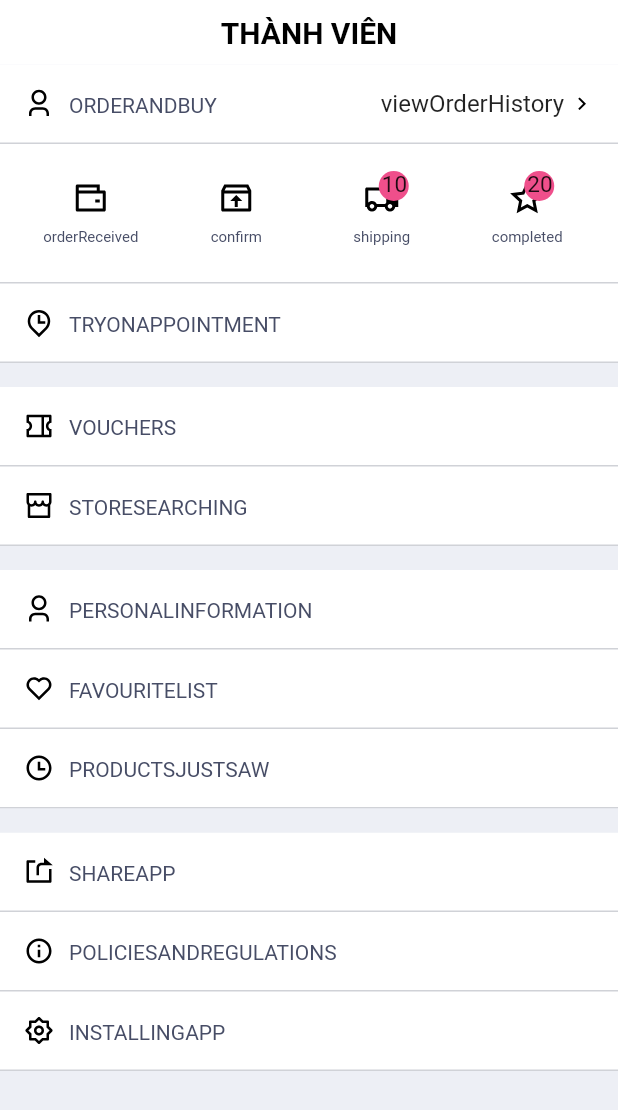
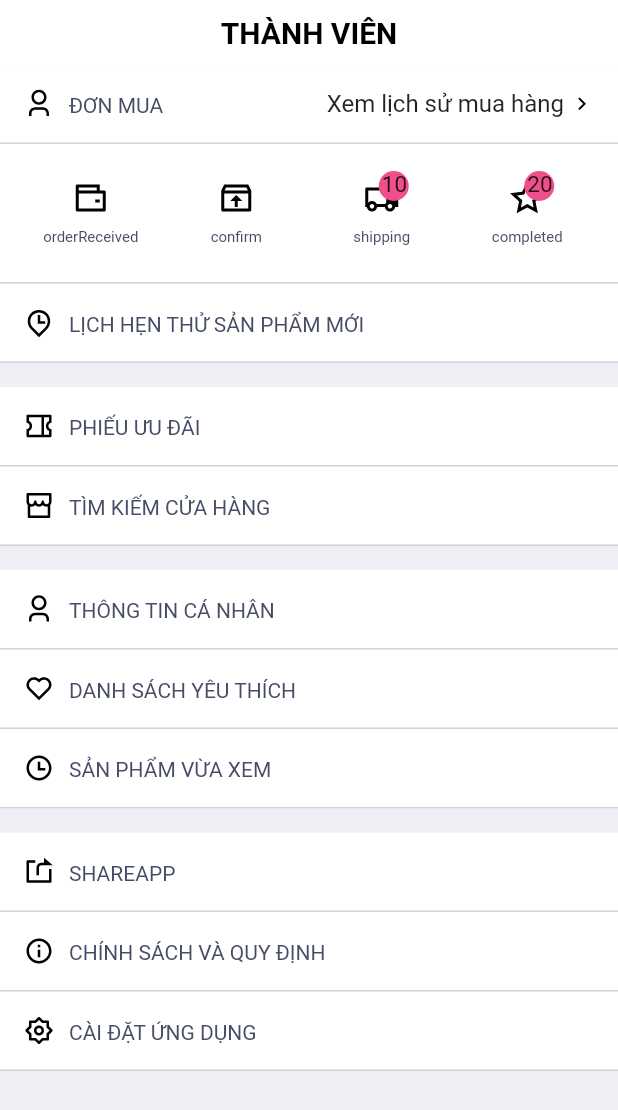
Before and after one commit to tungbnt/m_comestic, a Flutter app: the MemberPage screen opened directly, on a phone screen of 412 x 824 dp. Shown: the top 1110 px of the screen. Run offline on Flutter 3.47's test engine with Material 2 defaults, Android fonts, the phone set to English and light mode, and no system bars; our stand-ins replace bloc, cached_network_image, carousel_slider, equatable, flutter_bloc, flutter_screenutil and 9 more; missing offline and left inert: assorted_layout_widgets; network calls fail; Roboto replaces fonts that are missing (HevelticaNeue); project files that could hold a hidden picture were left out.

```diff
--- a/lib/data/home/banner_home_data.dart
+++ b/lib/data/home/banner_home_data.dart
@@ -2,14 +2,15 @@ import 'package:mcomestic/domain/repositories/home/response/banner_response.dart
 
 class HomeBannerData {
   HomeBannerData._internal();
+
   static final instance = HomeBannerData._internal();
+
   Future<List<Banners>> getStates() async {
-    return banner
-      .map((map) => Banners.fromJson(map))
-      .toList();
+    return banner.map((map) => Banners.fromJson(map)).toList();
   }
-  List<Map<String,dynamic>> banner= [
-   <String,dynamic>{
+
+  List<Map<String, dynamic>> banner = [
+    <String, dynamic>{
       "id": 0,
       "sort_order": 0,
       "sort_order": 0,
@@ -20,15 +21,50 @@ class HomeBannerData {
       "endAt": 'ab',
       "createdAt": 'ab',
       "updatedAt": 'ab',
-      "String":'https://cosmetis.com/en/ecophane-force-volume-tablets-promotional-pack-2x60',
-      "ojb_id": 'https://cosmetis.com/en/ecophane-force-volume-tablets-promotional-pack-2x60',
+      "String":
+          'https://cosmetis.com/en/ecophane-force-volume-tablets-promotional-pack-2x60',
+      "ojb_id": 'https://bigone.vn/uploads/images/cosmetic-la-gi.jpg',
+      //thay vào link này
       "categoryId": 0,
       "objId": 0,
-      "desc": <String,dynamic>{
-
-      },
-
+      "desc": <String, dynamic>{},
+    },
+    <String, dynamic>{
+      "id": 0,
+      "sort_order": 0,
+      "sort_order": 0,
+      "status": 0,
+      "position": 'ab',
+      "type": 'ab',
+      "publish_at": 'ab',
+      "endAt": 'ab',
+      "createdAt": 'ab',
+      "updatedAt": 'ab',
+      "String":
+      'https://bigone.vn/uploads/images/mau-do-cherry-la-mau-gi-son-mau-do-cherry-hop-voi-da-nao.jpg',
+      "ojb_id": 'https://bigone.vn/uploads/images/mau-do-cherry-la-mau-gi-son-mau-do-cherry-hop-voi-da-nao.jpg',
+      //thay vào link này
+      "categoryId": 0,
+      "objId": 0,
+      "desc": <String, dynamic>{},
+    },
+    <String, dynamic>{
+      "id": 2,
+      "sort_order": 0,
+      "sort_order": 0,
+      "status": 0,
+      "position": 'ab',
+      "type": 'ab',
+      "publish_at": 'ab',
+      "endAt": 'ab',
+      "createdAt": 'ab',
+      "updatedAt": 'ab',
+      "String": 'https://bigone.vn/uploads/images/faces-cosmetic.jpg',
+      "ojb_id": 'https://bigone.vn/uploads/images/faces-cosmetic.jpg',
+      //thay vào link này
+      "categoryId": 0,
+      "objId": 0,
+      "desc": <String, dynamic>{},
     }
-
-];
+  ];
 }
--- /dev/null
+++ b/lib/data/home/bst_home_data.dart
@@ -0,0 +1,62 @@
+import 'package:mcomestic/domain/repositories/home/response/banner_response.dart';
+
+class HomeBSTData {
+  HomeBSTData._internal();
+  static final instance = HomeBSTData._internal();
+  Future<List<DataCollections>> getStates() async {
+    return bsts
+        .map((map) => DataCollections.fromJson(map))
+        .toList();
+  }
+  List<Map<String,dynamic>> bsts = [
+    <String,dynamic>{
+      "id": 0,
+      "images": [
+        'https://bigone.vn/uploads/images/body-cosmetic.jpg',
+        'https://bigone.vn/uploads/images/body-cosmetic.jpg',
+        'https://bigone.vn/uploads/images/body-cosmetic.jpg',
+        'https://bigone.vn/uploads/images/body-cosmetic.jpg',
+        'https://bigone.vn/uploads/images/body-cosmetic.jpg',
+      ],//thay vào link này
+      "desc": <String,dynamic>{
+      },
+    },
+    <String,dynamic>{
+      "id": 0,
+      "images": [
+        'https://bigone.vn/uploads/images/faces-cosmetic.jpg',
+        'https://bigone.vn/uploads/images/faces-cosmetic.jpg',
+        'https://bigone.vn/uploads/images/faces-cosmetic.jpg',
+        'https://bigone.vn/uploads/images/faces-cosmetic.jpg',
+        'https://bigone.vn/uploads/images/faces-cosmetic.jpg',
+      ],//thay vào link này
+      "desc": <String,dynamic>{
+      },
+    }
+
+  ];
+}
+
+class DataCollections {
+  int? id;
+  Desc? desc;
+  List<String>? images;
+
+  DataCollections({this.id, this.desc, this.images});
+
+  DataCollections.fromJson(Map<String, dynamic> json) {
+    id = json['id'];
+    images = json['images'];
+    desc = json['desc'] != null ? new Desc.fromJson(json['desc']) : null;
+  }
+
+  Map<String, dynamic> toJson() {
+    final Map<String, dynamic> data = new Map<String, dynamic>();
+    data['id'] = id;
+    if (desc != null) {
+      data['desc'] = desc!.toJson();
+    }
+    data['images'] = images;
+    return data;
+  }
+}
--- a/lib/domain/service/dialog/dialog_service.dart
+++ b/lib/domain/service/dialog/dialog_service.dart
@@ -81,11 +81,11 @@ class DialogService {
 
   static void showToast({String? msg}) {
     Fluttertoast.showToast(
-        msg: "This is Center Short Toast",
+        msg: msg!,
         toastLength: Toast.LENGTH_SHORT,
         gravity: ToastGravity.BOTTOM,
         timeInSecForIosWeb: 1,
-        backgroundColor: Colors.red,
+        backgroundColor: AppColors.primary,
         textColor: Colors.white,
         fontSize: 16.0
     );
--- a/lib/modules/home/bloc/home_state.dart
+++ b/lib/modules/home/bloc/home_state.dart
@@ -16,11 +16,13 @@ class HomeLoading extends HomeState {
 }
 
 class HomeSuccess extends HomeState {
-  const HomeSuccess({required this.listWidget, required this.listBannerTop,});
+  const HomeSuccess( {required this.listBST,required this.listWidget, required this.listBannerTop,});
 
   final List<Widget> listWidget;
   final List<Banners> listBannerTop;
+  final List<DataCollections> listBST ;
+
 
   @override
-  List<Object> get props => [listWidget,listBannerTop];
+  List<Object> get props => [listWidget,listBannerTop,listBST];
 }
--- a/lib/modules/home/components/home_top_banner.dart
+++ b/lib/modules/home/components/home_top_banner.dart
@@ -22,7 +22,6 @@ class _HomeTopBannerState extends State<HomeTopBanner> {
     // TODO: implement initState
     super.initState();
     cubit = context.read<HomeCubit>();
-    // cubit!.init();
   }
 
   @override
@@ -30,7 +29,6 @@ class _HomeTopBannerState extends State<HomeTopBanner> {
     return BlocBuilder<HomeCubit, HomeState>(
         buildWhen: (context,state)=> state is HomeSuccess,
         builder: (content, state) {
-      print('data ${cubit!.listBannerTop.isNotEmpty}');
       if(state is HomeSuccess){
         cubit!.listBannerTop = state.listBannerTop!;
         return Padding(
--- a/lib/modules/init_app/screens/init_app.page.dart
+++ b/lib/modules/init_app/screens/init_app.page.dart
@@ -86,7 +86,7 @@ class _InitPageState extends State<InitPage> with WidgetsBindingObserver {
               return MaterialApp(
                 navigatorKey: AppManager.globalKeyRootMaterial,
                 debugShowCheckedModeBanner: false,
-                title: 'Poket Fitness',
+                title: 'M-Comestic',
                 theme: ThemeData(fontFamily: 'HevelticaNeue'),
                 locale:  AppLocaleEnum.JP.getLocale(),
                 themeMode: ThemeService.getTheme(),
--- a/lib/modules/util/key_const.dart
+++ b/lib/modules/util/key_const.dart
@@ -52,8 +52,8 @@ static const enter_your_code = "enter_your_code";
 static const scaned_product = "scaned_product";
 static const you_have_no_bar_code_histoory = "you_have_no_bar_code_histoory";
 static const you_can_scan_bar_code_of_product_to_check = "you_can_scan_bar_code_of_product_to_check";
-static const orderAndBuy = "OrderAndBuy";
-static const viewOrderHistory = "viewOrderHistory";
+static const orderAndBuy = "ĐƠN MUA";
+static const viewOrderHistory = "Xem lịch sử mua hàng";
 static const orderInWaitingForPayment = "orderInWaitingForPayment";
 static const retryPaymentDetailDesc = "retryPaymentDetailDesc";
 static const retryPayment = "retryPayment";
@@ -72,29 +72,29 @@ static const orderCompletedDetailedDesc = "orderCompletedDetailedDesc";
 static const cancelOrder = "cancelOrder";
 static const orderCanceledDetailedDesc = "orderCanceledDetailedDesc";
 static const membershipCard = "membershipCard";
-static const vouchers = "vouchers";
+static const vouchers = "Phiếu ưu đãi";
 static const information = "information";
-static const personalInformation = "personalInformation";
+static const personalInformation = "Thông tin cá nhân";
 static const addressBook = "addressBook";
 static const paymentMethods = "paymentMethods";
 static const status = "status";
 static const favourite = "favourite";
-static const tryOnAppointment = "tryOnAppointment";
+static const tryOnAppointment = "Lịch hẹn thử sản phẩm mới";
 static const hasBeenCreatedSuccessfully = "hasBeenCreatedSuccessfully";
 static const selectTheSectionScheduleAnAppointmentToTryOnClothesToViewMoreInformation = "selectTheSectionScheduleAnAppointmentToTryOnClothesToViewMoreInformation";
 static const tryOnAppointmentCreatedSuccessDesc = "tryOnAppointmentCreatedSuccessDesc";
-static const favouriteList = "favouriteList";
-static const productsJustSaw = "productsJustSaw";
+static const favouriteList = "Danh sách yêu thích";
+static const productsJustSaw = "Sản phẩm vừa xem";
 static const other = "other";
 static const store = "store";
 static const storeCount = "storeCount";
-static const storeSearching = "storeSearching";
+static const storeSearching = "Tìm kiếm cửa hàng";
 static const viewStoreList = "viewStoreList";
 static const opinionSurvey = "opinionSurvey";
 static const shareApp = "shareApp";
-static const installingApp = "installingApp";
+static const installingApp = "CÀI ĐẶT ỨNG DỤNG";
 static const generalInformation = "generalInformation";
-static const policiesAndRegulations = "policiesAndRegulations";
+static const policiesAndRegulations = "CHÍNH SÁCH VÀ QUY ĐỊNH";
 static const signOut = "signOut";
 static const male = "male";
 static const female = "female";
```
Also changed, not shown: lib/modules/home/bloc/home_cubit.dart (+17 -1 lines), lib/modules/home/components/home_bottom_banner.dart (added, +87 -0 lines), lib/modules/home/screen/home_view.dart (+7 -2 lines), lib/modules/home/screen/widgets/tab_view_bst.dart (+25 -8 lines), lib/modules/home/screen/widgets/tab_view_home.dart (+3 -36 lines), lib/modules/member_page/screen/member_page_screens.dart (+0 -29 lines).
